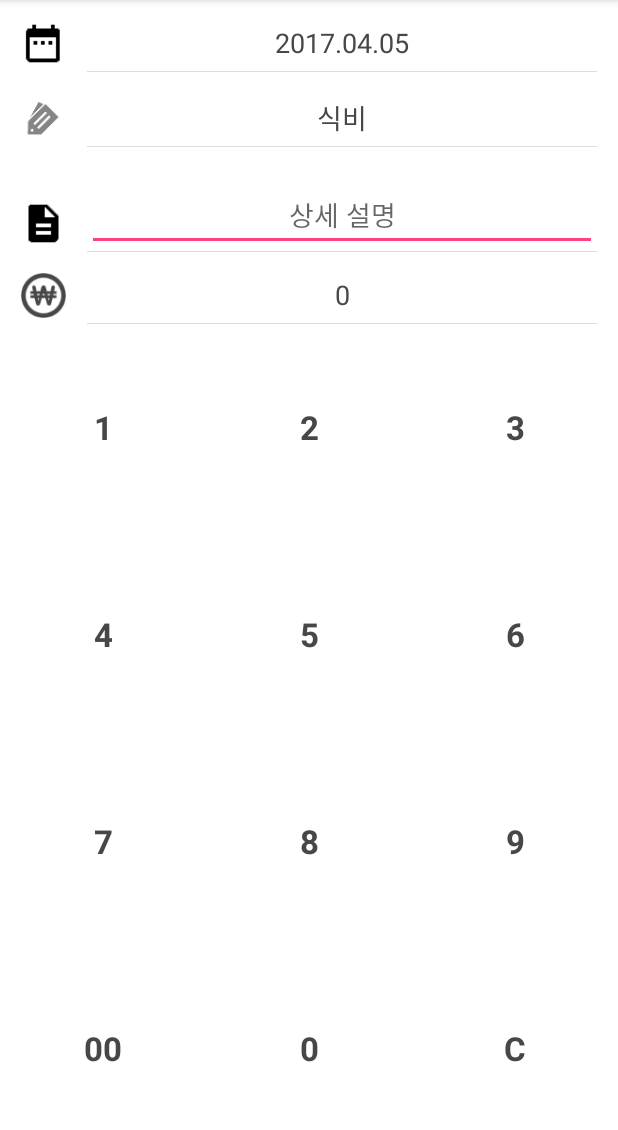
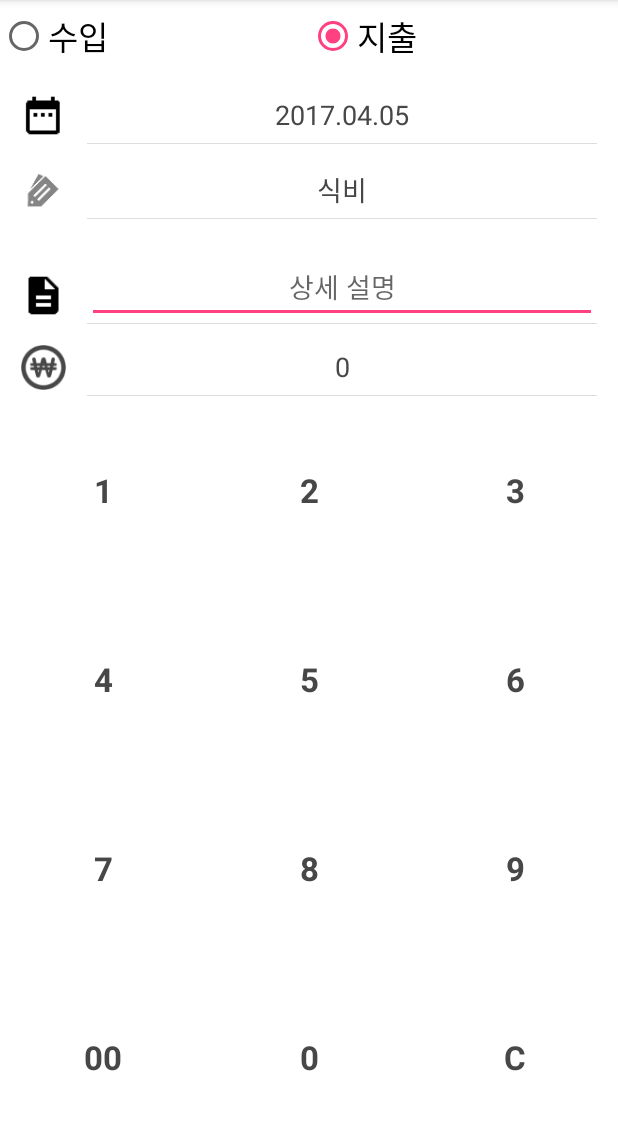
Before and after one commit to NamKungYeonWoo/ShowMeTheMoney, an Android app: the screen it shows after launch (AddEditMoneyEntryActivity), on a phone screen of 412 x 824 dp, the part 84-1214 px from its top. Run offline under Robolectric (Android 15) with nearby library versions, the phone set to English and light mode, and no system bars; our stand-ins replace ButterKnife.

```diff
--- a/app/src/main/java/com/zettafantasy/showmethemoney/addeditentry/AddEditMoneyEntryActivity.java
+++ b/app/src/main/java/com/zettafantasy/showmethemoney/addeditentry/AddEditMoneyEntryActivity.java
@@ -31,7 +31,7 @@ public class AddEditMoneyEntryActivity extends AppCompatActivity {
 
     public static final int REQUEST_ADD_TASK = 1;
 
-//    private AddEditTaskPresenter mAddEditTaskPresenter;
+    private AddEditMoneyEntryPresenter mAddEditMoneyEntryPresenter;
 
     @Override
     protected void onCreate(Bundle savedInstanceState) {
@@ -48,7 +48,7 @@ public class AddEditMoneyEntryActivity extends AppCompatActivity {
         AddEditMoneyEntryFragment addEditMoneyEntryFragment =
                 (AddEditMoneyEntryFragment) getSupportFragmentManager().findFragmentById(R.id.contentFrame); //TODO contentFrame id가 여러개인데 현재 activity에서 찾아주는건가? 따로 infalte해주지 않아도 되는건가?
 
-        String entryId = getIntent().getStringExtra(AddEditMoneyEntryFragment.ARGUMENT_EDIT_ENTRY_ID);
+        long entryId = getIntent().getLongExtra(AddEditMoneyEntryFragment.ARGUMENT_EDIT_ENTRY_ID, -1);
 
         if (addEditMoneyEntryFragment == null) {
             addEditMoneyEntryFragment = AddEditMoneyEntryFragment.newInstance();
@@ -74,14 +74,16 @@ public class AddEditMoneyEntryActivity extends AppCompatActivity {
 //            shouldLoadDataFromRepo = savedInstanceState.getBoolean(SHOULD_LOAD_DATA_FROM_REPO_KEY);
 //        }
 //
-//        // Create the presenter
-//        mAddEditTaskPresenter = new AddEditTaskPresenter(
-//                taskId,
-//                Injection.provideTasksRepository(getApplicationContext()),
-//                addEditTaskFragment,
-//                shouldLoadDataFromRepo);
-//
-//        addEditTaskFragment.setPresenter(mAddEditTaskPresenter);
+            // Create the presenter
+            mAddEditMoneyEntryPresenter = new AddEditMoneyEntryPresenter(
+                    addEditMoneyEntryFragment,
+                    entryId);
+            //taskId,
+            //Injection.provideTasksRepository(getApplicationContext()),
+            //addEditTaskFragment,
+            //shouldLoadDataFromRepo);
+
+            addEditMoneyEntryFragment.setPresenter(mAddEditMoneyEntryPresenter);
         }
     }
 
--- a/app/src/main/java/com/zettafantasy/showmethemoney/addeditentry/AddEditMoneyEntryFragment.java
+++ b/app/src/main/java/com/zettafantasy/showmethemoney/addeditentry/AddEditMoneyEntryFragment.java
@@ -10,6 +10,7 @@ import android.view.LayoutInflater;
 import android.view.View;
 import android.view.ViewGroup;
 import android.widget.DatePicker;
+import android.widget.RadioGroup;
 import android.widget.TextView;
 
 import com.zettafantasy.showmethemoney.R;
@@ -57,17 +58,20 @@ public class AddEditMoneyEntryFragment extends Fragment implements AddEditMoneyE
     View mTvNumber0;
     @BindView(R.id.tvNumberC)
     View mTvNumberC;
+    @BindView(R.id.tvDate)
+    TextView mTvDate;
+    Calendar mCalendar = Calendar.getInstance();
+    @BindView(R.id.tvEntrySubType)
+    TextView tvEntrySubType;
+    int subTypeIndex; // TOD def 설정하기
+    @BindView(R.id.etMemo)
+    TextView etMemo;
+    @BindView(R.id.rg_entry_type)
+    RadioGroup rgEntryType;
     private Unbinder unbinder;
     private long mAmount = 0;
-
-    @BindView(R.id.tvDate)
-    TextView mTvDate;
-    Calendar mCalendar;
-
-    @BindView(R.id.tvEntryType)
-    TextView tvEntrySubType;
-    int subTypeIndex; // TOD def 설정하기
     private String[] SUBTYPE_TEXT_LIST;
+    private AddEditMoneyEntryContract.Presenter presenter;
 
     public static AddEditMoneyEntryFragment newInstance() {
         return new AddEditMoneyEntryFragment();
@@ -75,7 +79,7 @@ public class AddEditMoneyEntryFragment extends Fragment implements AddEditMoneyE
 
     @Override
     public void setPresenter(AddEditMoneyEntryContract.Presenter presenter) {
-
+        this.presenter = presenter;
     }
 
     @Override
@@ -112,7 +116,14 @@ public class AddEditMoneyEntryFragment extends Fragment implements AddEditMoneyE
 
     @Override
     public void setType(MoneyEntry.Type type) {
-
+        switch (type) {
+            case INCOME:
+                rgEntryType.check(R.id.radio_income);
+                break;
+            case EXPENSE:
+                rgEntryType.check(R.id.radio_expense);
+                break;
+        }
     }
 
     @Override
@@ -138,7 +149,7 @@ public class AddEditMoneyEntryFragment extends Fragment implements AddEditMoneyE
 
     @Override
     public void setMemo(String memo) {
-
+        etMemo.setText(memo);
     }
 
     @Override
@@ -173,11 +184,12 @@ public class AddEditMoneyEntryFragment extends Fragment implements AddEditMoneyE
         initDatePicker();
         initNumberPad();
         initEntrySubType();
+
+        presenter.start();
     }
 
     private void initEntrySubType() {
         SUBTYPE_TEXT_LIST = getResources().getStringArray(R.array.entry_expense_type);
-        setSubType(0);
         tvEntrySubType.setOnClickListener(new View.OnClickListener() {
             @Override
             public void onClick(View v) {
@@ -187,9 +199,6 @@ public class AddEditMoneyEntryFragment extends Fragment implements AddEditMoneyE
     }
 
     private void initDatePicker() {
-        mCalendar = Calendar.getInstance();
-        setDate(mCalendar);
-
         mTvDate.setOnClickListener(new View.OnClickListener() {
             @Override
             public void onClick(View v) {
@@ -199,8 +208,6 @@ public class AddEditMoneyEntryFragment extends Fragment implements AddEditMoneyE
     }
 
     private void initNumberPad() {
-        mTvAmount.setText(StringUtils.makeNumberComma(mAmount));
-
         mTvNumber1.setOnClickListener(new NumberPadClickListener(1));
         mTvNumber2.setOnClickListener(new NumberPadClickListener(2));
         mTvNumber3.setOnClickListener(new NumberPadClickListener(3));
--- /dev/null
+++ b/app/src/main/java/com/zettafantasy/showmethemoney/addeditentry/AddEditMoneyEntryPresenter.java
@@ -0,0 +1,43 @@
+package com.zettafantasy.showmethemoney.addeditentry;
+
+import com.zettafantasy.showmethemoney.entity.MoneyEntry;
+
+/**
+ * Created by uije on 17. 4. 5.
+ */
+
+public class AddEditMoneyEntryPresenter implements AddEditMoneyEntryContract.Presenter {
+    private final AddEditMoneyEntryFragment view;
+    private final long entryId;
+    private MoneyEntry model;
+
+    public AddEditMoneyEntryPresenter(AddEditMoneyEntryFragment moneyEntryFragment, long entryId) {
+        this.view = moneyEntryFragment;
+        this.entryId = entryId;
+    }
+
+    @Override
+    public void start() {
+        populateEntry();
+    }
+
+    @Override
+    public void saveEntry(MoneyEntry moneyEntry) {
+
+    }
+
+    @Override
+    public void populateEntry() {
+        if (entryId == -1) {
+            model = MoneyEntry.getInstance();
+        } else {
+            //TODO DB 조회 후 model 채움
+        }
+
+        view.setAmount(model.getAmount());
+        view.setType(model.getType());
+        view.setSubType(model.getSubType());
+        view.setDate(model.getDate());
+        view.setMemo(model.getMemo());
+    }
+}
--- a/app/src/main/java/com/zettafantasy/showmethemoney/entity/MoneyEntry.java
+++ b/app/src/main/java/com/zettafantasy/showmethemoney/entity/MoneyEntry.java
@@ -1,6 +1,4 @@
 package com.zettafantasy.showmethemoney.entity;
-
-import java.util.Date;
 
 /**
  * Created by CA on 2017-03-08.
@@ -9,10 +7,19 @@ import java.util.Date;
 public class MoneyEntry {
     private long _id;
     private long amount;
-    private Date date;
+    private long date;
     private String memo;
     private Type type;
     private int subType;
+
+    public static MoneyEntry getInstance() {
+        MoneyEntry entry = new MoneyEntry();
+        entry.setAmount(0);
+        entry.setDate(System.currentTimeMillis());
+        entry.setType(Type.EXPENSE);
+        entry.setSubType(0);
+        return entry;
+    }
 
     public long getAmount() {
         return amount;
@@ -22,11 +29,11 @@ public class MoneyEntry {
         this.amount = amount;
     }
 
-    public Date getDate() {
+    public long getDate() {
         return date;
     }
 
-    public void setDate(Date date) {
+    public void setDate(long date) {
         this.date = date;
     }
 
@@ -65,10 +72,10 @@ public class MoneyEntry {
     public enum Type {
         EXPENSE(0), INCOME(1);
 
-        private Type(int value) {
+        int value;
+
+        Type(int value) {
             this.value = value;
         }
-
-        int value;
     }
 }
--- a/app/src/main/java/com/zettafantasy/showmethemoney/feat/entry/MoneyEntryFragment.java
+++ b/app/src/main/java/com/zettafantasy/showmethemoney/feat/entry/MoneyEntryFragment.java
@@ -33,8 +33,7 @@ import butterknife.Unbinder;
 public class MoneyEntryFragment extends Fragment {
 
     private static final String TAG = MoneyEntryFragment.class.getSimpleName();
-    private Unbinder unbinder;
-
+    private final DecimalFormat currencyFormat = new DecimalFormat("#,###,###");
     @BindView(R.id.tvDate)
     TextView tvPickDate;
 
@@ -65,12 +64,11 @@ public class MoneyEntryFragment extends Fragment {
 
     @BindView(R.id.tvAmount)
     TextView tvAmount;
-    @BindView(R.id.tvEntryType)
+    @BindView(R.id.tvEntrySubType)
     TextView tvEntrySubType;
-    @BindView(R.id.etEntryDesc)
+    @BindView(R.id.etMemo)
     EditText etMemo;
-
-    private final DecimalFormat currencyFormat = new DecimalFormat("#,###,###");
+    private Unbinder unbinder;
 
     public MoneyEntry getMoneyEntry() {
         MoneyEntry moneyEntry = new MoneyEntry();
--- a/app/src/main/res/layout/fragment_money_entry.xml
+++ b/app/src/main/res/layout/fragment_money_entry.xml
@@ -7,12 +7,44 @@
     android:background="#ffffffff">
 
     <RelativeLayout
-        android:id="@+id/input1"
+        android:id="@+id/EntryTypeRow"
         android:layout_width="match_parent"
         android:layout_height="48.0dip"
         android:layout_alignParentEnd="true"
         android:layout_alignParentStart="true"
         android:layout_alignParentTop="true">
+
+        <RadioGroup
+            android:id="@+id/rg_entry_type"
+            android:layout_width="match_parent"
+            android:layout_height="match_parent"
+            android:orientation="horizontal">
+
+            <RadioButton
+                android:id="@+id/radio_income"
+                android:layout_width="0dp"
+                android:layout_height="match_parent"
+                android:layout_weight="1"
+                android:text="@string/income"
+                android:textAppearance="?android:textAppearanceLarge" />
+
+            <RadioButton
+                android:id="@+id/radio_expense"
+                android:layout_width="0dp"
+                android:layout_height="match_parent"
+                android:layout_weight="1"
+                android:text="@string/expense"
+                android:textAppearance="?android:textAppearanceLarge" />
+        </RadioGroup>
+    </RelativeLayout>
+
+    <RelativeLayout
+        android:id="@+id/DateRow"
+        android:layout_width="match_parent"
+        android:layout_height="48.0dip"
+        android:layout_alignParentEnd="true"
+        android:layout_alignParentStart="true"
+        android:layout_below="@id/EntryTypeRow">
 
         <ImageView
             android:id="@+id/iconDate"
@@ -56,7 +88,7 @@
         android:layout_height="50.0dip"
         android:layout_alignParentEnd="true"
         android:layout_alignParentStart="true"
-        android:layout_below="@id/input1">
+        android:layout_below="@id/DateRow">
 
         <ImageView
             android:id="@+id/imageView11"
@@ -81,7 +113,7 @@
             android:background="#ffdddddd" />
 
         <TextView
-            android:id="@+id/tvEntryType"
+            android:id="@+id/tvEntrySubType"
             android:layout_width="wrap_content"
             android:layout_height="30.0dip"
             android:layout_above="@id/textView33"
@@ -89,9 +121,9 @@
             android:layout_alignStart="@id/textView33"
             android:layout_marginBottom="4.0dip"
             android:gravity="center"
-            tools:text="@string/default_entry_type"
             android:textAppearance="?android:textAppearanceMedium"
-            android:textColor="#ff474747" />
+            android:textColor="#ff474747"
+            tools:text="@string/default_entry_type" />
     </RelativeLayout>
 
     <RelativeLayout
@@ -125,7 +157,7 @@
             android:background="#ffdddddd" />
 
         <EditText
-            android:id="@+id/etEntryDesc"
+            android:id="@+id/etMemo"
             android:layout_width="wrap_content"
             android:layout_height="wrap_content"
             android:layout_above="@id/textView3333"
```
